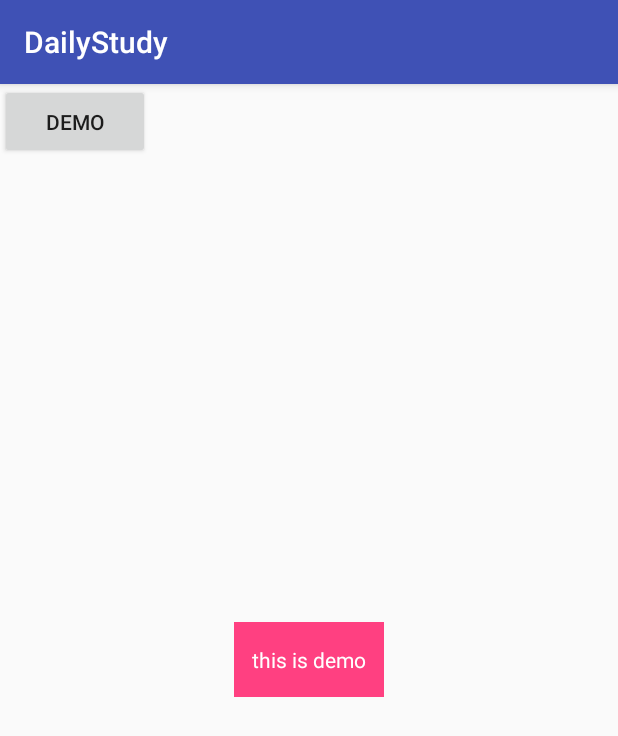
After one commit to wuhighway/DailyStudy, an Android app: the AnimationDemoActivity screen opened directly, with no data from a screen before it, on a phone screen of 412 x 824 dp. The commit adds this screen. Shown: the top 736 px of the screen. Run offline under Robolectric (Android 15) with nearby library versions, the phone set to English and light mode, and no system bars; our stand-ins replace ButterKnife.

Commit message:
animation的demo

```diff
--- a/app/src/main/AndroidManifest.xml
+++ b/app/src/main/AndroidManifest.xml
@@ -123,7 +123,9 @@
         <service
             android:name=".androidbase.BaseService"
             android:enabled="true"
-            android:exported="false"></service>
+            android:exported="false" />
+
+        <activity android:name=".anim.AnimationDemoActivity"></activity>
     </application>
 
 </manifest>
--- /dev/null
+++ b/app/src/main/res/animator/demo_animotor.xml
@@ -0,0 +1,9 @@
+<?xml version="1.0" encoding="utf-8"?>
+<objectAnimator xmlns:android="http://schemas.android.com/apk/res/android"
+    android:duration="1000"
+    android:propertyName="scaleX"
+    android:valueFrom="1.0f"
+    android:valueTo="0f"
+    android:valueType="floatType">
+
+</objectAnimator>
--- /dev/null
+++ b/app/src/main/res/drawable/shrank_file.xml
@@ -0,0 +1,7 @@
+<?xml version="1.0" encoding="utf-8"?>
+<animation-list xmlns:android="http://schemas.android.com/apk/res/android"
+    android:oneshot="false">
+    <item android:drawable="@drawable/shrank_one" android:duration="300"/>
+    <item android:drawable="@drawable/shrank_two" android:duration="300"/>
+
+</animation-list>
--- /dev/null
+++ b/app/src/main/res/layout/activity_animation_demo.xml
@@ -0,0 +1,26 @@
+<?xml version="1.0" encoding="utf-8"?>
+<RelativeLayout xmlns:android="http://schemas.android.com/apk/res/android"
+    xmlns:app="http://schemas.android.com/apk/res-auto"
+    xmlns:tools="http://schemas.android.com/tools"
+    android:layout_width="match_parent"
+    android:layout_height="match_parent"
+    tools:context="com.highway.study.anim.AnimationDemoActivity">
+
+    <TextView
+        android:id="@+id/text"
+        android:layout_width="100dp"
+        android:layout_height="50dp"
+        android:layout_centerInParent="true"
+        android:text="this is demo"
+        android:gravity="center"
+        android:textColor="@color/white"
+        android:background="@color/colorAccent"/>
+    <Button
+        android:id="@+id/animation_button"
+        android:layout_width="100dp"
+        android:layout_height="50dp"
+        android:text="demo"
+        />
+
+
+</RelativeLayout>
```
Also changed, not shown: app/src/main/java/com/highway/study/anim/AnimActivity.java (+3 -26 lines), app/src/main/java/com/highway/study/anim/AnimationDemoActivity.java (added, +318 -0 lines), app/src/main/java/com/highway/study/anim/CharEvaluator.java (added, +21 -0 lines), app/src/main/res/anim/filename.xml (added, +22 -0 lines), app/src/main/res/values/strings.xml (+8 -8 lines), app/src/main/res/drawable/shrank_one.png (added), app/src/main/res/drawable/shrank_two.png (added).
